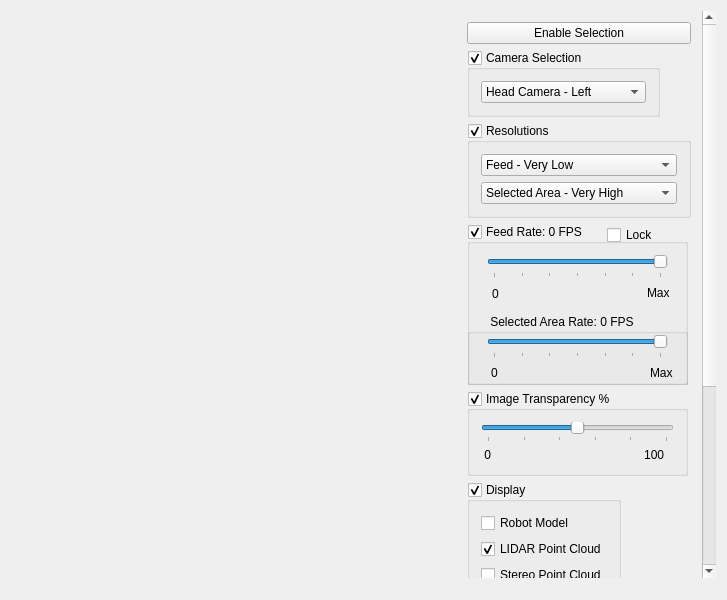
This is vigir_ocs_camera_viewer_custom/src/ui/camera_viewer_custom_widget.ui in team-vigir/vigir_ocs_common as Qt 5 draws it before an edit. The edited form follows.
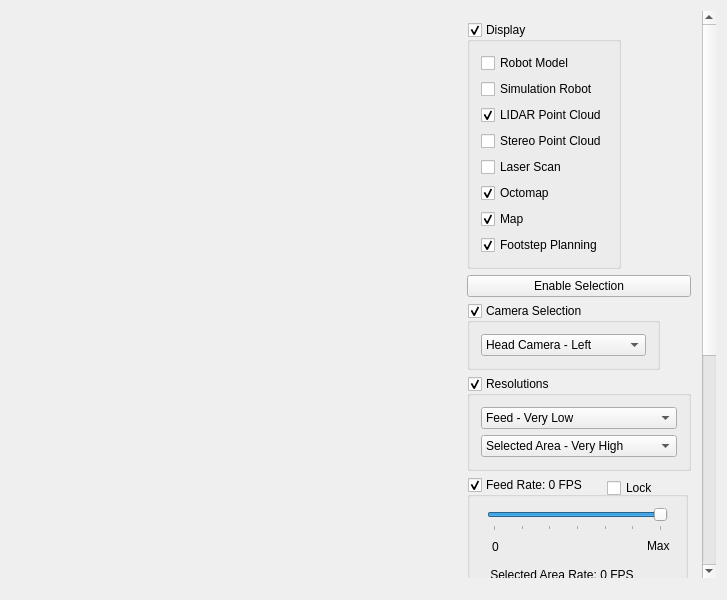
This is the edited form. Custom widgets are drawn as their Qt base class.

Commit message: - UI Fixes and changes - Added support for removing ghost simulation robot and path planning displays

Diff of the .ui file:
```diff
--- a/vigir_ocs_camera_viewer_custom/src/ui/camera_viewer_custom_widget.ui
+++ b/vigir_ocs_camera_viewer_custom/src/ui/camera_viewer_custom_widget.ui
@@ -111,9 +111,9 @@
          <property name="geometry">
           <rect>
            <x>0</x>
-           <y>-296</y>
+           <y>0</y>
            <width>244</width>
-           <height>850</height>
+           <height>934</height>
           </rect>
          </property>
          <property name="sizePolicy">
@@ -123,6 +123,107 @@
           </sizepolicy>
          </property>
          <layout class="QVBoxLayout" name="verticalLayout_2">
+          <item>
+           <widget class="QGroupBox" name="groupBox_3">
+            <property name="sizePolicy">
+             <sizepolicy hsizetype="Maximum" vsizetype="Maximum">
+              <horstretch>0</horstretch>
+              <verstretch>0</verstretch>
+             </sizepolicy>
+            </property>
+            <property name="title">
+             <string>Display</string>
+            </property>
+            <property name="flat">
+             <bool>false</bool>
+            </property>
+            <property name="checkable">
+             <bool>true</bool>
+            </property>
+            <layout class="QVBoxLayout" name="verticalLayout_3">
+             <item>
+              <widget class="QCheckBox" name="robot_model">
+               <property name="text">
+                <string>Robot Model</string>
+               </property>
+               <property name="checked">
+                <bool>false</bool>
+               </property>
+              </widget>
+             </item>
+             <item>
+              <widget class="QCheckBox" name="simulation_robot">
+               <property name="text">
+                <string>Simulation Robot</string>
+               </property>
+               <property name="checked">
+                <bool>false</bool>
+               </property>
+              </widget>
+             </item>
+             <item>
+              <widget class="QCheckBox" name="lidar_point_cloud">
+               <property name="text">
+                <string>LIDAR Point Cloud</string>
+               </property>
+               <property name="checked">
+                <bool>true</bool>
+               </property>
+              </widget>
+             </item>
+             <item>
+              <widget class="QCheckBox" name="stereo_point_cloud">
+               <property name="text">
+                <string>Stereo Point Cloud</string>
+               </property>
+               <property name="checked">
+                <bool>false</bool>
+               </property>
+              </widget>
+             </item>
+             <item>
+              <widget class="QCheckBox" name="laser_scan">
+               <property name="text">
+                <string>Laser Scan</string>
+               </property>
+               <property name="checked">
+                <bool>false</bool>
+               </property>
+              </widget>
+             </item>
+             <item>
+              <widget class="QCheckBox" name="octomap">
+               <property name="text">
+                <string>Octomap</string>
+               </property>
+               <property name="checked">
+                <bool>true</bool>
+               </property>
+              </widget>
+             </item>
+             <item>
+              <widget class="QCheckBox" name="grid_map">
+               <property name="text">
+                <string>Map</string>
+               </property>
+               <property name="checked">
+                <bool>true</bool>
+               </property>
+              </widget>
+             </item>
+             <item>
+              <widget class="QCheckBox" name="footstep_planning">
+               <property name="text">
+                <string>Footstep Planning</string>
+               </property>
+               <property name="checked">
+                <bool>true</bool>
+               </property>
+              </widget>
+             </item>
+            </layout>
+           </widget>
+          </item>
           <item>
            <widget class="QPushButton" name="toggleButton">
             <property name="text">
@@ -733,74 +834,6 @@
             </layout>
            </widget>
           </item>
-          <item>
-           <widget class="QGroupBox" name="groupBox_3">
-            <property name="sizePolicy">
-             <sizepolicy hsizetype="Maximum" vsizetype="Maximum">
-              <horstretch>0</horstretch>
-              <verstretch>0</verstretch>
-             </sizepolicy>
-            </property>
-            <property name="title">
-             <string>Display</string>
-            </property>
-            <property name="checkable">
-             <bool>true</bool>
-            </property>
-            <layout class="QVBoxLayout" name="verticalLayout_3">
-             <item>
-              <widget class="QCheckBox" name="robot_model">
-               <property name="text">
-                <string>Robot Model</string>
-               </property>
-               <property name="checked">
-                <bool>false</bool>
-               </property>
-              </widget>
-             </item>
-             <item>
-              <widget class="QCheckBox" name="lidar_point_cloud">
-               <property name="text">
-                <string>LIDAR Point Cloud</string>
-               </property>
-               <property name="checked">
-                <bool>true</bool>
-               </property>
-              </widget>
-             </item>
-             <item>
-              <widget class="QCheckBox" name="stereo_point_cloud">
-               <property name="text">
-                <string>Stereo Point Cloud</string>
-               </property>
-               <property name="checked">
-                <bool>false</bool>
-               </property>
-              </widget>
-             </item>
-             <item>
-              <widget class="QCheckBox" name="laser_scan">
-               <property name="text">
-                <string>Laser Scan</string>
-               </property>
-               <property name="checked">
-                <bool>false</bool>
-               </property>
-              </widget>
-             </item>
-             <item>
-              <widget class="QCheckBox" name="octomap">
-               <property name="text">
-                <string>Octomap</string>
-               </property>
-               <property name="checked">
-                <bool>true</bool>
-               </property>
-              </widget>
-             </item>
-            </layout>
-           </widget>
-          </item>
           <item>
            <widget class="QGroupBox" name="Orientation_3">
             <property name="enabled">
```
Left out of the diff: 51 changed lines with no effect on the pictures. The commit also changes 6 other files.
